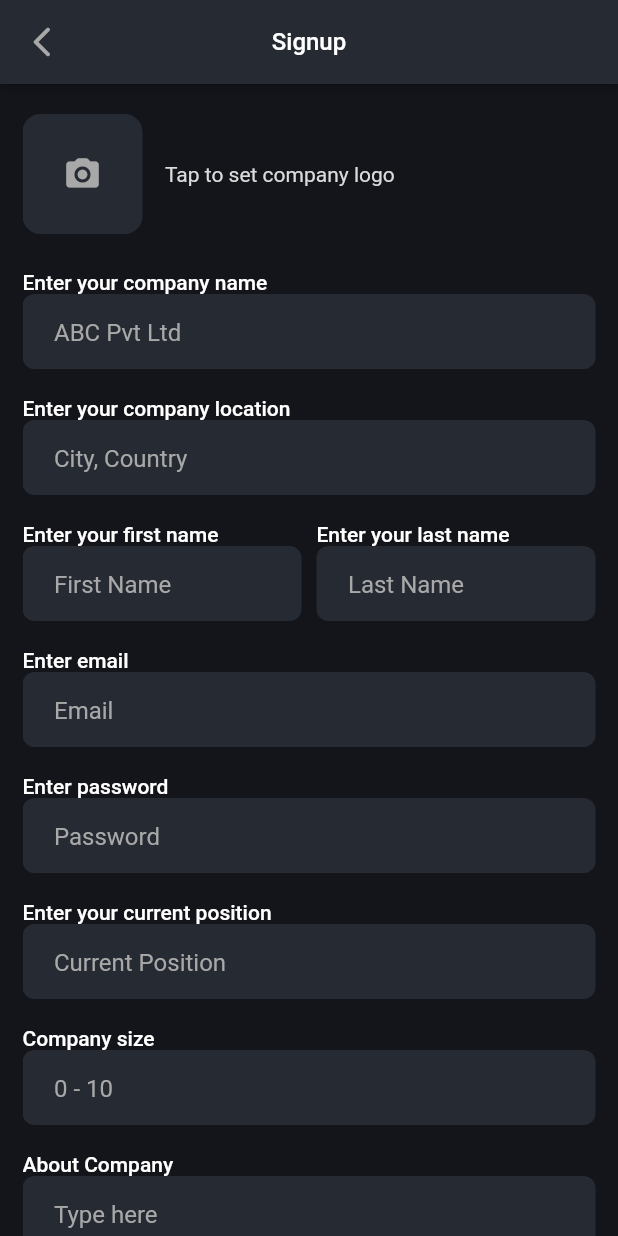
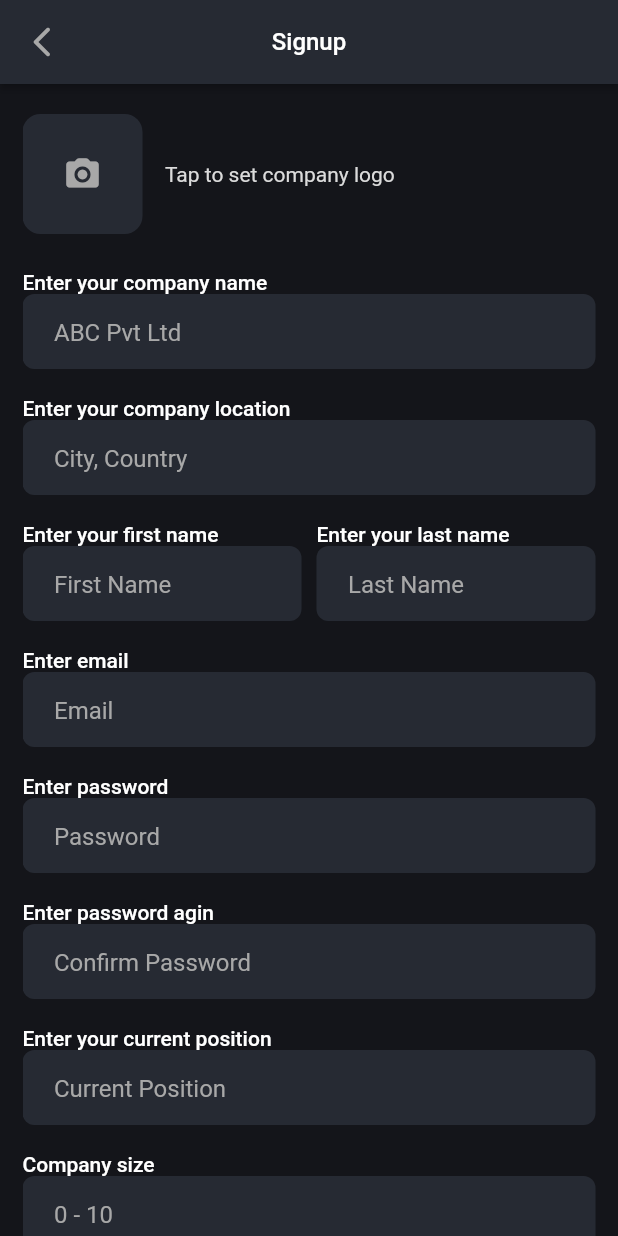
Before and after one commit to AwanthiBandara/AIInterviewer, a Flutter app: the RecruiterSignupScreen screen opened directly, on a phone screen of 412 x 824 dp. Run offline on Flutter 3.47's test engine with Material 2 defaults, Android fonts, the phone set to English and light mode, and no system bars; our stand-ins replace bloc, cloud_firestore, firebase_auth, firebase_core, firebase_storage, flutter_bloc and 2 more; accounts and stored records are empty.

Commit message:
Recruiter | Signup | Confirm Password Added

```diff
--- a/lib/views/recruiter/recruiter_signup_screen.dart
+++ b/lib/views/recruiter/recruiter_signup_screen.dart
@@ -19,11 +19,15 @@ class RecruiterSignupScreen extends StatefulWidget {
 class _RecruiterSignupScreenState extends State<RecruiterSignupScreen> {
   final TextEditingController _emailController = TextEditingController();
   final TextEditingController _passwordController = TextEditingController();
+  final TextEditingController _confirmPasswordController =
+      TextEditingController();
   final TextEditingController _firstNameController = TextEditingController();
   final TextEditingController _lastNameController = TextEditingController();
-  final TextEditingController _currentPositionController = TextEditingController();
+  final TextEditingController _currentPositionController =
+      TextEditingController();
   final TextEditingController _companyNameController = TextEditingController();
-  final TextEditingController _companyLocationController = TextEditingController();
+  final TextEditingController _companyLocationController =
+      TextEditingController();
   final TextEditingController _companySizeController = TextEditingController();
   final TextEditingController _aboutCompanyController = TextEditingController();
 
@@ -51,7 +55,8 @@ class _RecruiterSignupScreenState extends State<RecruiterSignupScreen> {
           companyLocation: _companyLocationController.text,
           companySize: _companySizeController.text,
           aboutCompany: _aboutCompanyController.text,
-      companyImage: _companyImage, context: context,
+          companyImage: _companyImage,
+          context: context,
         );
   }
 
@@ -70,7 +75,10 @@ class _RecruiterSignupScreenState extends State<RecruiterSignupScreen> {
             onTap: () {
               Navigator.pop(context);
             },
-            child: const Icon(Icons.arrow_back_ios_new_rounded, color: grayColor,),
+            child: const Icon(
+              Icons.arrow_back_ios_new_rounded,
+              color: grayColor,
+            ),
           ),
         ),
         body: BlocListener<SignupCubit, SignupState>(
@@ -83,7 +91,8 @@ class _RecruiterSignupScreenState extends State<RecruiterSignupScreen> {
             } else if (state.errorMessage != null) {
               // Show error message
               ScaffoldMessenger.of(context).showSnackBar(
-                SnackBar(content: Text('Sign up failed: ${state.errorMessage}')),
+                SnackBar(
+                    content: Text('Sign up failed: ${state.errorMessage}')),
               );
             }
           },
@@ -172,6 +181,14 @@ class _RecruiterSignupScreenState extends State<RecruiterSignupScreen> {
                     controller: _passwordController,
                     hintText: 'Password',
                     overlineText: 'Enter password',
+                    obscureText: true,
+                  ),
+                  const SizedBox(height: 18),
+                  CustomTextField(
+                    controller: _confirmPasswordController,
+                    hintText: 'Confirm Password',
+                    overlineText: 'Enter password agin',
+                    obscureText: true,
                   ),
                   const SizedBox(height: 18),
                   CustomTextField(
@@ -197,7 +214,12 @@ class _RecruiterSignupScreenState extends State<RecruiterSignupScreen> {
                       return state.isLoading
                           ? CircularProgressIndicator()
                           : CustomButton(
-                            onTap: _signup,
+                              onTap: () {
+                                if (_passwordController.text ==
+                                    _confirmPasswordController.text) {
+                                  _signup();
+                                } else {}
+                              },
                               buttonText: "Register",
                             );
                     },
@@ -210,7 +232,8 @@ class _RecruiterSignupScreenState extends State<RecruiterSignupScreen> {
                         onTap: () {
                           Navigator.push(
                             context,
-                          MaterialPageRoute(builder: (context) => LoginScreen()),
+                            MaterialPageRoute(
+                                builder: (context) => LoginScreen()),
                           );
                         },
                         child: RichText(
@@ -218,11 +241,15 @@ class _RecruiterSignupScreenState extends State<RecruiterSignupScreen> {
                             children: [
                               TextSpan(
                                 text: "Already have an account? ",
-                              style: TextStyle(color: grayColor, fontSize: 14),
+                                style:
+                                    TextStyle(color: grayColor, fontSize: 14),
                               ),
                               TextSpan(
                                 text: "Login",
-                              style: TextStyle(color: greyTextColor, fontSize: 14, fontWeight: FontWeight.w500),
+                                style: TextStyle(
+                                    color: greyTextColor,
+                                    fontSize: 14,
+                                    fontWeight: FontWeight.w500),
                               ),
                             ],
                           ),
```
Lines whose indentation alone changed are shown as unchanged.
